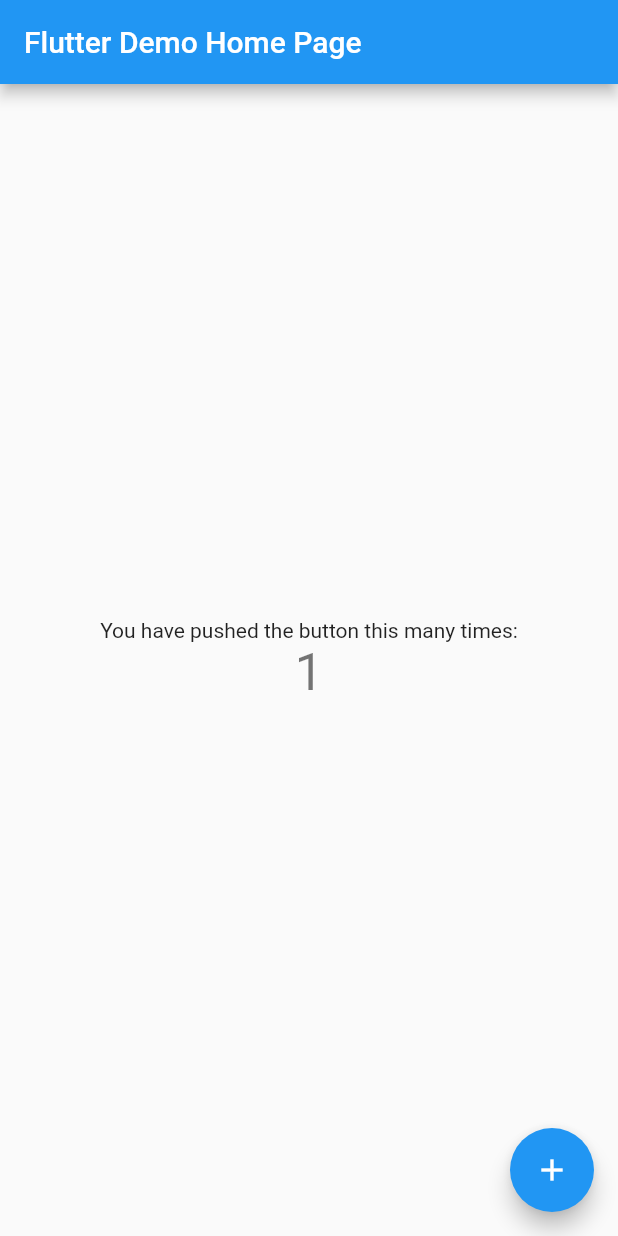
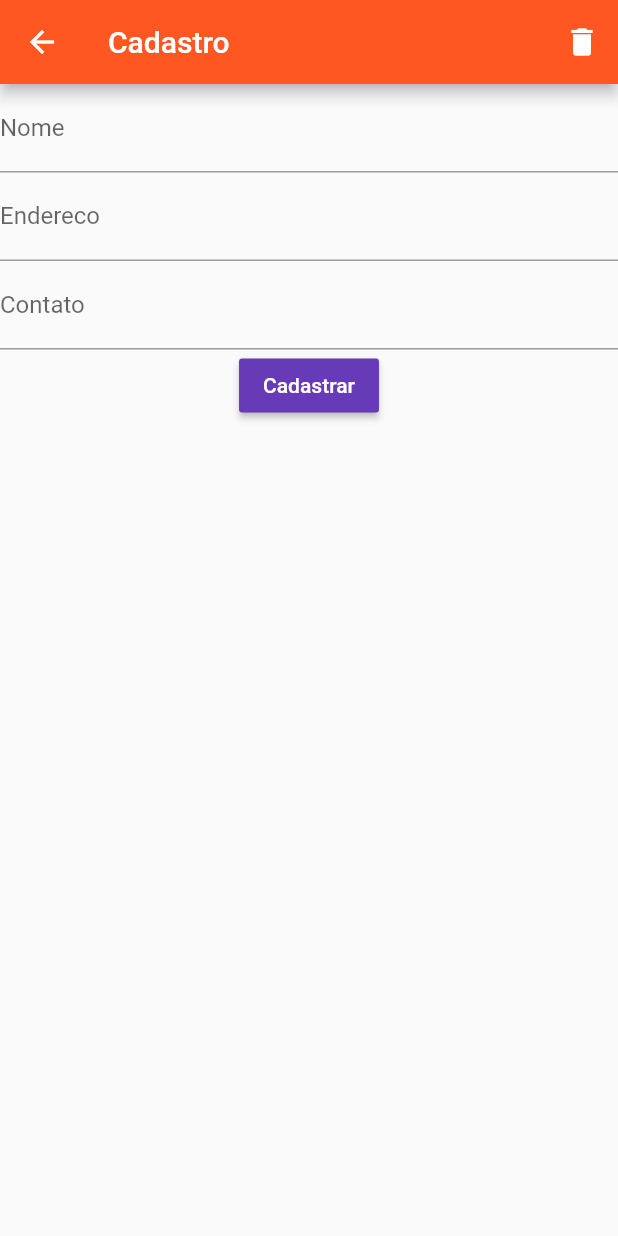
Before and after one commit to israelhudson/crud_flutter_dio_bloc, a Flutter app: the screen it shows after launch, after a tap on the "add" icon, on a phone screen of 412 x 824 dp. Run offline on Flutter 3.47's test engine with Material 2 defaults, Android fonts, the phone set to English and light mode, and no system bars; our stand-ins replace fluttertoast; network calls fail.

Commit message:
fork na mao do projeto de crud antigo.

```diff
--- a/lib/main.dart
+++ b/lib/main.dart
@@ -1,111 +1,10 @@
+import 'package:crud_flutter_dio_bloc/ui/home_page.dart';
 import 'package:flutter/material.dart';
 
-void main() => runApp(MyApp());
-
-class MyApp extends StatelessWidget {
-  // This widget is the root of your application.
-  @override
-  Widget build(BuildContext context) {
-    return MaterialApp(
-      title: 'Flutter Demo',
-      theme: ThemeData(
-        // This is the theme of your application.
-        //
-        // Try running your application with "flutter run". You'll see the
-        // application has a blue toolbar. Then, without quitting the app, try
-        // changing the primarySwatch below to Colors.green and then invoke
-        // "hot reload" (press "r" in the console where you ran "flutter run",
-        // or simply save your changes to "hot reload" in a Flutter IDE).
-        // Notice that the counter didn't reset back to zero; the application
-        // is not restarted.
-        primarySwatch: Colors.blue,
-      ),
-      home: MyHomePage(title: 'Flutter Demo Home Page'),
-    );
-  }
+void main(){
+//  MaterialPageRoute.debugEnableFadingRoutes =
+//  true;
+  runApp(MaterialApp(
+    home: Home(),
+  ));
 }
-
-class MyHomePage extends StatefulWidget {
-  MyHomePage({Key key, this.title}) : super(key: key);
-
-  // This widget is the home page of your application. It is stateful, meaning
-  // that it has a State object (defined below) that contains fields that affect
-  // how it looks.
-
-  // This class is the configuration for the state. It holds the values (in this
-  // case the title) provided by the parent (in this case the App widget) and
-  // used by the build method of the State. Fields in a Widget subclass are
-  // always marked "final".
-
-  final String title;
-
-  @override
-  _MyHomePageState createState() => _MyHomePageState();
-}
-
-class _MyHomePageState extends State<MyHomePage> {
-  int _counter = 0;
-
-  void _incrementCounter() {
-    setState(() {
-      // This call to setState tells the Flutter framework that something has
-      // changed in this State, which causes it to rerun the build method below
-      // so that the display can reflect the updated values. If we changed
-      // _counter without calling setState(), then the build method would not be
-      // called again, and so nothing would appear to happen.
-      _counter++;
-    });
-  }
-
-  @override
-  Widget build(BuildContext context) {
-    // This method is rerun every time setState is called, for instance as done
-    // by the _incrementCounter method above.
-    //
-    // The Flutter framework has been optimized to make rerunning build methods
-    // fast, so that you can just rebuild anything that needs updating rather
-    // than having to individually change instances of widgets.
-    return Scaffold(
-      appBar: AppBar(
-        // Here we take the value from the MyHomePage object that was created by
-        // the App.build method, and use it to set our appbar title.
-        title: Text(widget.title),
-      ),
-      body: Center(
-        // Center is a layout widget. It takes a single child and positions it
-        // in the middle of the parent.
-        child: Column(
-          // Column is also layout widget. It takes a list of children and
-          // arranges them vertically. By default, it sizes itself to fit its
-          // children horizontally, and tries to be as tall as its parent.
-          //
-          // Invoke "debug painting" (press "p" in the console, choose the
-          // "Toggle Debug Paint" action from the Flutter Inspector in Android
-          // Studio, or the "Toggle Debug Paint" command in Visual Studio Code)
-          // to see the wireframe for each widget.
-          //
-          // Column has various properties to control how it sizes itself and
-          // how it positions its children. Here we use mainAxisAlignment to
-          // center the children vertically; the main axis here is the vertical
-          // axis because Columns are vertical (the cross axis would be
-          // horizontal).
-          mainAxisAlignment: MainAxisAlignment.center,
-          children: <Widget>[
-            Text(
-              'You have pushed the button this many times:',
-            ),
-            Text(
-              '$_counter',
-              style: Theme.of(context).textTheme.display1,
-            ),
-          ],
-        ),
-      ),
-      floatingActionButton: FloatingActionButton(
-        onPressed: _incrementCounter,
-        tooltip: 'Increment',
-        child: Icon(Icons.add),
-      ), // This trailing comma makes auto-formatting nicer for build methods.
-    );
-  }
-}
--- /dev/null
+++ b/lib/model/Cliente.dart
@@ -0,0 +1,36 @@
+class Cliente{
+
+  int id;
+  String nome;
+  String endereco;
+  String contato;
+
+  Cliente(int id, String nome, String endereco, String contato){
+    this.id = id;
+    this.nome = nome;
+    this.endereco = endereco;
+    this.contato = contato;
+  }
+
+  String getId(){
+    this.id;
+  }
+
+  String getNome(){
+    this.nome;
+  }
+
+  String getEndereco(){
+    this.endereco;
+  }
+
+  String getContato(){
+    this.contato;
+  }
+
+  @override
+  String toString() {
+    return 'Cliente{id: $id, nome: $nome, endereco: $endereco, contato: $contato}';
+  }
+
+}
--- /dev/null
+++ b/lib/ui/cadastro_page.dart
@@ -0,0 +1,185 @@
+import 'dart:async';
+import 'dart:convert';
+
+import 'package:crud_flutter_dio_bloc/model/Cliente.dart';
+import 'package:flutter/material.dart';
+import 'package:fluttertoast/fluttertoast.dart';
+import 'package:http/http.dart' as http;
+
+const requestUrl = "http://ihudapp.xyz/flutter/cad-clientes/cliente-api.php/";
+//const requestUrl = "http://192.168.15.5/api-php/cliente-api.php/";
+
+class CadastroPage extends StatefulWidget {
+  @override
+
+  final Cliente _cliente;
+
+  CadastroPage(this._cliente);
+
+  _CadastroPageState createState() => _CadastroPageState(_cliente);
+
+}
+
+class _CadastroPageState extends State<CadastroPage> {
+
+  TextEditingController nomeController = TextEditingController();
+  TextEditingController enderecoController = TextEditingController();
+  TextEditingController contatoController = TextEditingController();
+  String _textButton = "";
+
+  final Cliente _cliente;
+
+  _CadastroPageState(this._cliente);
+
+  @override
+  void initState() {
+    super.initState();
+
+    if(_cliente.id != 0) {
+      nomeController.text = _cliente.nome;
+      enderecoController.text = _cliente.endereco;
+      contatoController.text = _cliente.contato;
+      _textButton = "Atualizar";
+    }else{
+      _textButton = "Cadastrar";
+    }
+
+
+  }
+
+  Future getData() async {
+    http.Response response = await http.get(requestUrl);
+    return json.decode(response.body);
+  }
+
+  Future postData() async {
+
+    Map<String, dynamic> params = Map<String, dynamic>();
+
+    params["nome"] = nomeController.text;
+    params["endereco"] = enderecoController.text;
+    params["contato"] = contatoController.text;
+
+    http.Response response = await http.post(requestUrl,
+        body: json.encode(params));//POST
+
+    print('Response status: ${response.statusCode}');
+    return json.decode(response.body);
+  }
+
+  Future deleteData(int id) async{
+    http.Response response = await http.delete(requestUrl+"/"+id.toString());//DELETE
+    print('Response status: ${response.statusCode}');
+    return json.decode(response.body);
+  }
+
+  Future updateData(int id) async{
+    Map<String, dynamic> params = Map<String, dynamic>();
+
+    params["id"] = _cliente.id;
+    params["nome"] = nomeController.text;
+    params["endereco"] = enderecoController.text;
+    params["contato"] = contatoController.text;
+
+    http.Response response = await http.put(requestUrl,
+        body: json.encode(params)); //PUT
+
+//    if(int.parse(params["id"]) == _cliente.id){
+//      showLongToast("Atualizado com Sucesso");
+//      Navigator.pop(context);
+//    }else{
+//      showLongToast("Erro ao Atualizar");
+//    }
+    //showLongToast(response.body.toString());
+    print('Response status: ${response.statusCode}');
+    return json.decode(response.body);
+  }
+
+  void showLongToast(String text) {
+    Fluttertoast.showToast(
+      msg: text,
+      toastLength: Toast.LENGTH_LONG,
+    );
+  }
+
+  @override
+  Widget build(BuildContext context) {
+    //Navigator.pop(context,true);
+    return Scaffold(
+      appBar: AppBar(
+        title: Text(_cliente.nome),
+        backgroundColor: Colors.deepOrange,
+        actions: <Widget>[
+          IconButton(
+            icon: Icon(Icons.delete),
+            onPressed: (){
+
+              if(_cliente.id != 0)
+              deleteData(_cliente.id).then((map) {
+                //showLongToast(map["id"]);
+                if(int.parse(map["id"]) == _cliente.id){
+                  showLongToast("Excluido com Sucesso");
+                  Navigator.pop(context);
+                }else{
+                  showLongToast("Erro ao excluir");
+                }
+              });
+              else
+                showLongToast("Sem função");
+            },
+          )
+        ],
+      ),
+      body: SingleChildScrollView(
+        child: Form(
+          child: Column(
+            children: <Widget>[
+              TextFormField(
+                controller: nomeController,
+                decoration: InputDecoration(
+                  labelText: "Nome"
+                ),
+              ),
+              TextFormField(
+                controller: enderecoController,
+                decoration: InputDecoration(
+                  labelText: "Endereco"
+                ),
+              ),
+              TextFormField(
+                controller: contatoController,
+                decoration: InputDecoration(
+                  labelText: "Contato"
+                ),
+              ),
+              RaisedButton(
+                child: Text(_textButton, style: TextStyle(color: Colors.white),),
+                color: Colors.deepPurple,
+                onPressed: () {
+                  if(_cliente.id != 0)
+                    updateData(_cliente.id).then((map) {
+                      if(int.parse(map["id"].toString()) == _cliente.id){
+                        showLongToast("Atualizado com Sucesso");
+                        Navigator.pop(context);
+                      }else{
+                        showLongToast("Erro ao Atualizar");
+                      }
+                    });
+                  else
+                    postData().then((map) {
+                      if(int.parse(map["id"].toString()) != 0){
+                        showLongToast("Cadastrado com Sucesso");
+                        Navigator.pop(context);
+                      }else{
+                        showLongToast("Erro ao Cadastrar");
+                      }
+                    });
+                },
+              )
+            ],
+          ),
+        ),
+      ),
+    );
+  }
+}
--- /dev/null
+++ b/lib/ui/home_page.dart
@@ -0,0 +1,129 @@
+import 'dart:async';
+import 'dart:convert';
+
+import 'package:crud_flutter_dio_bloc/model/Cliente.dart';
+import 'package:crud_flutter_dio_bloc/ui/cadastro_page.dart';
+import 'package:flutter/material.dart';
+import 'package:fluttertoast/fluttertoast.dart';
+
+import 'package:http/http.dart' as http;
+
+const requestUrl = "http://ihudapp.xyz/flutter/cad-clientes/cliente-api.php/";
+//const requestUrl = "http://192.168.15.5/api-php/cliente-api.php/";
+
+class Home extends StatefulWidget {
+  @override
+  _HomeState createState() => _HomeState();
+}
+
+class _HomeState extends State<Home> {
+  List<Cliente> _listaCliente = [];
+  Cliente itemCliente;
+
+  Future getData() async {
+    http.Response response = await http.get(requestUrl);
+    return json.decode(response.body);
+  }
+
+  @override
+  void initState() {
+    super.initState();
+
+    getData().then((map) {
+      setState(() {
+        _loadList(map);
+      });
+    });
+  }
+
+  List _loadList(List cli) {
+    Cliente cliente;
+
+    for (int i = 0; i < cli.length; i++) {
+      cliente = new Cliente(int.parse(cli[i]["id"]), cli[i]["nome"], cli[i]["endereco"], cli[i]["contato"]);
+      _listaCliente.add(cliente);
+    }
+
+  }
+
+  void showLongToast(String text) {
+    Fluttertoast.showToast(
+      msg: text,
+      toastLength: Toast.LENGTH_LONG,
+    );
+  }
+
+  @override
+  Widget build(BuildContext context) {
+    return Scaffold(
+      appBar: AppBar(
+        title: Text("Cadastro de Clientes"),
+        backgroundColor: Colors.deepOrange,
+        actions: <Widget>[
+          IconButton(
+            icon: Icon(Icons.refresh),
+            onPressed: () {
+              setState(() {
+                getData().then((map) {
+                  setState(() {
+                    _listaCliente.clear();
+                    _loadList(map);
+                  });
+                });
+              });
+            },
+          )
+        ],
+      ),
+      body: Column(
+        children: <Widget>[
+          Expanded(
+            child: ListView.builder(
+                padding: EdgeInsets.all(10.0),
+                itemCount: _listaCliente.length,
+                itemBuilder: (contex, index) {
+                  return GestureDetector(
+                    child: ListTile(
+                      title: Text(_listaCliente[index].nome),),
+                    //child: Text(_listaCliente[index]),
+                    onTap: () {
+                      //showLongToast(_listaCliente[index].id.toString()+" - "+_listaCliente[index].nome);
+                      Navigator.push(context, MaterialPageRoute(builder: (context) => CadastroPage(_listaCliente[index])))
+                          .then((value){
+                        getData().then((map) {
+                          setState(() {
+                            _listaCliente.clear();
+                            _loadList(map);
+                            debugPrint("MAPA : ${map.toString()}");
+
+                          });
+                        });
+                      });
+                    },
+                  );
+                }),
+          )
+        ],
+      ),
+      floatingActionButton: new FloatingActionButton(
+        onPressed: () {
+          itemCliente = new Cliente(0, "Cadastro", "", "");
+          Navigator.push(context, MaterialPageRoute(builder: (context) => CadastroPage(itemCliente)))
+              .then((value){
+            getData().then((map) {
+              setState(() {
+                _listaCliente.clear();
+                _loadList(map);
+                debugPrint("MAPA : ${map.toString()}");
+
+              });
+            });
+          });
+        }, //Abrir tela de cadastro
+        tooltip: 'Increment',
+        child: new Icon(Icons.add),
+        backgroundColor: Colors.deepOrangeAccent,
+      ),
+    );
+  }
+}
--- a/pubspec.yaml
+++ b/pubspec.yaml
@@ -20,9 +20,12 @@ dependencies:
   flutter:
     sdk: flutter
 
+
   # The following adds the Cupertino Icons font to your application.
   # Use with the CupertinoIcons class for iOS style icons.
   cupertino_icons: ^0.1.2
+  fluttertoast: ^2.0.8
+  http: ^0.12.0+2
 
 dev_dependencies:
   flutter_test:
```
Also changed, not shown: pubspec.lock, 4 other files.
